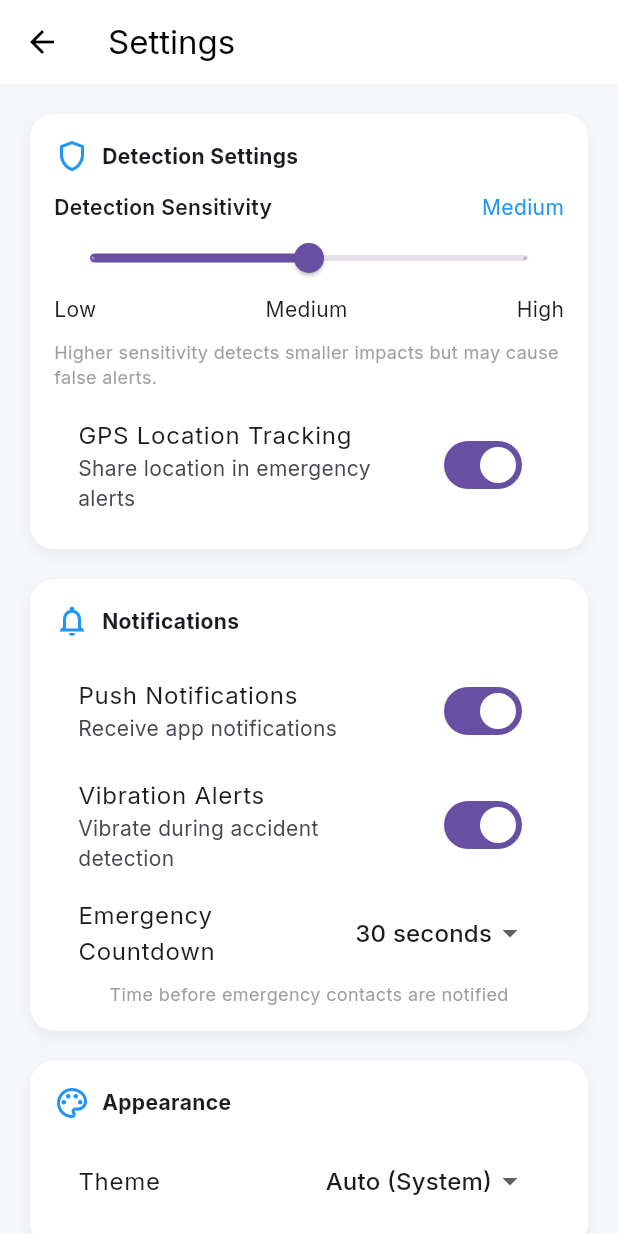
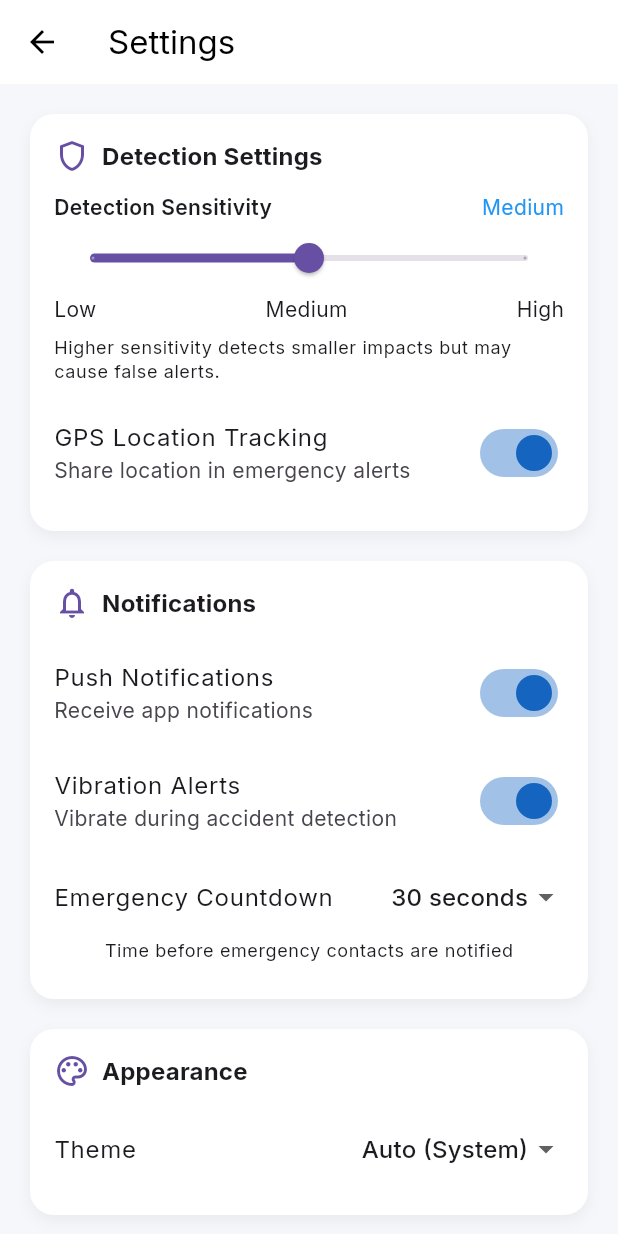
Before and after one commit to Sandun441/RideAway, a Flutter app: the screen it shows after launch, after a tap on "Sign In", after a tap on the "settings" icon, on a phone screen of 412 x 824 dp. Run offline on Flutter 3.47's test engine with Material 3 defaults, Android fonts, the phone set to English and light mode, and no system bars; our stand-ins replace firebase_auth, firebase_core, google_fonts; accounts and stored records are empty; network calls fail.

Commit message:
Setting Screen update
Light Mode And Dark Mode fix

```diff
--- a/rideaway/lib/core/theme/app_theme.dart
+++ b/rideaway/lib/core/theme/app_theme.dart
@@ -3,14 +3,51 @@ import 'package:google_fonts/google_fonts.dart';
 import '../constants/colors.dart';
 
 class AppTheme {
+  /// 🌞 LIGHT THEME
   static ThemeData lightTheme = ThemeData(
+    brightness: Brightness.light,
     primaryColor: AppColors.primary,
     scaffoldBackgroundColor: AppColors.background,
-    textTheme: GoogleFonts.interTextTheme(),
+    textTheme: GoogleFonts.interTextTheme(
+      ThemeData.light().textTheme,
+    ),
     appBarTheme: const AppBarTheme(
       elevation: 0,
       backgroundColor: Colors.white,
       foregroundColor: Colors.black,
+      iconTheme: IconThemeData(color: Colors.black),
+    ),
+    cardColor: Colors.white,
+    dividerColor: Colors.grey.shade300,
+    switchTheme: SwitchThemeData(
+      thumbColor: MaterialStateProperty.all(AppColors.primary),
+      trackColor: MaterialStateProperty.all(
+        AppColors.primary.withOpacity(0.4),
+      ),
+    ),
+  );
+
+  /// 🌙 DARK THEME
+  static ThemeData darkTheme = ThemeData(
+    brightness: Brightness.dark,
+    primaryColor: AppColors.primary,
+    scaffoldBackgroundColor: const Color(0xFF121212),
+    textTheme: GoogleFonts.interTextTheme(
+      ThemeData.dark().textTheme,
+    ),
+    appBarTheme: const AppBarTheme(
+      elevation: 0,
+      backgroundColor: Color(0xFF1E1E1E),
+      foregroundColor: Colors.white,
+      iconTheme: IconThemeData(color: Colors.white),
+    ),
+    cardColor: const Color(0xFF1E1E1E),
+    dividerColor: Colors.grey.shade700,
+    switchTheme: SwitchThemeData(
+      thumbColor: MaterialStateProperty.all(AppColors.primary),
+      trackColor: MaterialStateProperty.all(
+        AppColors.primary.withOpacity(0.5),
+      ),
     ),
   );
 }
--- a/rideaway/lib/main.dart
+++ b/rideaway/lib/main.dart
@@ -1,30 +1,37 @@
 import 'package:flutter/material.dart';
-import 'package:firebase_core/firebase_core.dart'; // Add this import
-import 'firebase_options.dart'; // Add this import (auto-generated)
+import 'package:firebase_core/firebase_core.dart';
+import 'package:firebase_auth/firebase_auth.dart';
+
+import 'firebase_options.dart';
 
 import 'core/theme/app_theme.dart';
 import 'routes/app_routes.dart';
 
-import 'screens/splash/splash_screen.dart';
-import 'screens/onboarding/onboarding_screen.dart';
 import 'screens/auth/login_screen.dart';
 import 'screens/home/home_screen.dart';
-import 'screens/accident/accident_detected_screen.dart';
-import 'screens/accident/alert_sent_screen.dart';
 import 'screens/contacts/contacts_screen.dart';
 import 'screens/settings/settings_screen.dart';
 import 'screens/history/ride_history_screen.dart';
 import 'screens/profile/profile_screen.dart';
+import 'screens/accident/accident_detected_screen.dart';
+import 'screens/accident/alert_sent_screen.dart';
 
-// Change main to async to support initialization
-void main() async {
-  // Ensure the framework is fully initialized
+/// 🌗 GLOBAL THEME CONTROLLER
+final ValueNotifier<ThemeMode> themeNotifier =
+    ValueNotifier<ThemeMode>(ThemeMode.system);
+
+Future<void> main() async {
   WidgetsFlutterBinding.ensureInitialized();
 
-  // Initialize Firebase with the correct platform options
   await Firebase.initializeApp(
     options: DefaultFirebaseOptions.currentPlatform,
   );
+
+  // ✅ ENSURE USER ALWAYS EXISTS
+  final auth = FirebaseAuth.instance;
+  if (auth.currentUser == null) {
+    await auth.signInAnonymously();
+  }
 
   runApp(const SmartRideApp());
 }
@@ -34,21 +41,31 @@ class SmartRideApp extends StatelessWidget {
 
   @override
   Widget build(BuildContext context) {
+    return ValueListenableBuilder<ThemeMode>(
+      valueListenable: themeNotifier,
+      builder: (context, themeMode, _) {
         return MaterialApp(
           debugShowCheckedModeBanner: false,
+
+          /// ✅ THEMES
           theme: AppTheme.lightTheme,
-      initialRoute: AppRoutes.splash,
+          darkTheme: AppTheme.darkTheme,
+          themeMode: themeMode,
+
+          /// ✅ SAFE START
+          home: const LoginScreen(),
+
+          /// ✅ ROUTES (USER ACTION ONLY)
           routes: {
-        AppRoutes.splash: (_) => const SplashScreen(),
-        AppRoutes.onboarding: (_) => const OnboardingScreen(),
-        AppRoutes.login: (_) => const LoginScreen(),
             AppRoutes.home: (_) => const HomeScreen(),
+            AppRoutes.contacts: (_) => const ContactsScreen(),
+            AppRoutes.settings: (_) => const SettingsScreen(),
+            AppRoutes.history: (_) => const RideHistoryScreen(),
+            AppRoutes.profile: (_) => const ProfileScreen(),
             AppRoutes.accident: (_) => const AccidentDetectedScreen(),
             AppRoutes.alertSent: (_) => const AlertSentScreen(),
-        AppRoutes.contacts: (_) => const ContactsScreen(),
-        AppRoutes.settings: (_) => const SettingsScreen(),
-        AppRoutes.profile: (_) => const ProfileScreen(),
-        AppRoutes.history: (_) => const RideHistoryScreen(),
+          },
+        );
       },
     );
   }
--- a/rideaway/lib/screens/settings/settings_screen.dart
+++ b/rideaway/lib/screens/settings/settings_screen.dart
@@ -1,4 +1,5 @@
 import 'package:flutter/material.dart';
+import '../../main.dart'; // for themeNotifier
 
 class SettingsScreen extends StatefulWidget {
   const SettingsScreen({super.key});
@@ -15,10 +16,14 @@ class _SettingsScreenState extends State<SettingsScreen> {
   String countdown = "30 seconds";
   String theme = "Auto (System)";
 
+  String get sensitivityLabel => ["Low", "Medium", "High"][sensitivity.toInt()];
+
   @override
   Widget build(BuildContext context) {
+    final themeData = Theme.of(context);
+
     return Scaffold(
-      backgroundColor: const Color(0xFFF5F7FA),
+      backgroundColor: themeData.scaffoldBackgroundColor,
       appBar: AppBar(
         title: const Text("Settings"),
         leading: IconButton(
@@ -32,18 +37,19 @@ class _SettingsScreenState extends State<SettingsScreen> {
           children: [
             /// Detection Settings
             _card(
+              context,
               title: "Detection Settings",
               icon: Icons.shield_outlined,
               child: Column(
                 crossAxisAlignment: CrossAxisAlignment.start,
                 children: [
-                  _rowTitle("Detection Sensitivity", "Medium"),
+                  _rowTitle(context, "Detection Sensitivity", sensitivityLabel),
                   Slider(
                     value: sensitivity,
                     min: 0,
                     max: 2,
                     divisions: 2,
-                    label: ["Low", "Medium", "High"][sensitivity.toInt()],
+                    label: sensitivityLabel,
                     onChanged: (value) {
                       setState(() => sensitivity = value);
                     },
@@ -56,13 +62,14 @@ class _SettingsScreenState extends State<SettingsScreen> {
                       Text("High"),
                     ],
                   ),
-                  const SizedBox(height: 10),
-                  const Text(
+                  const SizedBox(height: 8),
+                  Text(
                     "Higher sensitivity detects smaller impacts but may cause false alerts.",
-                    style: TextStyle(fontSize: 12, color: Colors.grey),
+                    style: themeData.textTheme.bodySmall,
                   ),
                   const SizedBox(height: 10),
                   _switchTile(
+                    context,
                     "GPS Location Tracking",
                     "Share location in emergency alerts",
                     gpsEnabled,
@@ -76,31 +83,39 @@ class _SettingsScreenState extends State<SettingsScreen> {
 
             /// Notifications
             _card(
+              context,
               title: "Notifications",
               icon: Icons.notifications_outlined,
               child: Column(
                 children: [
                   _switchTile(
+                    context,
                     "Push Notifications",
                     "Receive app notifications",
                     pushNotifications,
                     (val) => setState(() => pushNotifications = val),
                   ),
                   _switchTile(
+                    context,
                     "Vibration Alerts",
                     "Vibrate during accident detection",
                     vibrationAlerts,
                     (val) => setState(() => vibrationAlerts = val),
                   ),
                   _dropdownTile(
+                    context,
                     "Emergency Countdown",
                     countdown,
                     ["15 seconds", "30 seconds", "60 seconds"],
                     (val) => setState(() => countdown = val!),
                   ),
-                  const Text(
+                  Padding(
+                    padding:
+                        const EdgeInsets.only(left: 16, right: 16, bottom: 8),
+                    child: Text(
                       "Time before emergency contacts are notified",
-                    style: TextStyle(fontSize: 12, color: Colors.grey),
+                      style: themeData.textTheme.bodySmall,
+                    ),
                   ),
                 ],
               ),
@@ -110,13 +125,25 @@ class _SettingsScreenState extends State<SettingsScreen> {
 
             /// Appearance
             _card(
+              context,
               title: "Appearance",
               icon: Icons.palette_outlined,
               child: _dropdownTile(
+                context,
                 "Theme",
                 theme,
                 ["Auto (System)", "Light", "Dark"],
-                    (val) => setState(() => theme = val!),
+                (val) {
+                  setState(() => theme = val!);
+
+                  if (val == "Light") {
+                    themeNotifier.value = ThemeMode.light;
+                  } else if (val == "Dark") {
+                    themeNotifier.value = ThemeMode.dark;
+                  } else {
+                    themeNotifier.value = ThemeMode.system;
+                  }
+                },
               ),
             ),
 
@@ -124,6 +151,7 @@ class _SettingsScreenState extends State<SettingsScreen> {
 
             /// Privacy & Legal
             _card(
+              context,
               title: "Privacy & Legal",
               icon: Icons.privacy_tip_outlined,
               child: Column(
@@ -147,13 +175,18 @@ class _SettingsScreenState extends State<SettingsScreen> {
             const SizedBox(height: 30),
 
             /// Footer
-            const Column(
+            Column(
               children: [
-                Text("Smart Ride Safety",
-                    style: TextStyle(fontWeight: FontWeight.bold)),
-                SizedBox(height: 4),
-                Text("Version 1.2.3",
-                    style: TextStyle(fontSize: 12, color: Colors.grey)),
+                Text(
+                  "Smart Ride Safety",
+                  style: themeData.textTheme.titleMedium
+                      ?.copyWith(fontWeight: FontWeight.bold),
+                ),
+                const SizedBox(height: 4),
+                Text(
+                  "Version 1.2.3",
+                  style: themeData.textTheme.bodySmall,
+                ),
               ],
             ),
           ],
@@ -162,16 +195,19 @@ class _SettingsScreenState extends State<SettingsScreen> {
     );
   }
 
-  /// Reusable Card
-  Widget _card({
+  /// Card widget (THEME AWARE)
+  Widget _card(
+    BuildContext context, {
     required String title,
     required IconData icon,
     required Widget child,
   }) {
+    final themeData = Theme.of(context);
+
     return Container(
       padding: const EdgeInsets.all(16),
       decoration: BoxDecoration(
-        color: Colors.white,
+        color: themeData.cardColor,
         borderRadius: BorderRadius.circular(16),
         boxShadow: [
           BoxShadow(
@@ -186,10 +222,13 @@ class _SettingsScreenState extends State<SettingsScreen> {
         children: [
           Row(
             children: [
-              Icon(icon, color: Colors.blue),
+              Icon(icon, color: themeData.colorScheme.primary),
               const SizedBox(width: 8),
-              Text(title,
-                  style: const TextStyle(fontWeight: FontWeight.bold)),
+              Text(
+                title,
+                style: themeData.textTheme.titleMedium
+                    ?.copyWith(fontWeight: FontWeight.bold),
+              ),
             ],
           ),
           const SizedBox(height: 12),
@@ -199,23 +238,30 @@ class _SettingsScreenState extends State<SettingsScreen> {
     );
   }
 
-  Widget _rowTitle(String left, String right) {
+  Widget _rowTitle(BuildContext context, String left, String right) {
+    final themeData = Theme.of(context);
     return Row(
       mainAxisAlignment: MainAxisAlignment.spaceBetween,
       children: [
-        Text(left, style: const TextStyle(fontWeight: FontWeight.w600)),
-        Text(right, style: const TextStyle(color: Colors.blue)),
+        Text(left,
+            style: themeData.textTheme.bodyMedium
+                ?.copyWith(fontWeight: FontWeight.w600)),
+        Text(right,
+            style:
+                themeData.textTheme.bodyMedium?.copyWith(color: Colors.blue)),
       ],
     );
   }
 
   Widget _switchTile(
+    BuildContext context,
     String title,
     String subtitle,
     bool value,
     Function(bool) onChanged,
   ) {
     return SwitchListTile(
+      contentPadding: EdgeInsets.zero,
       title: Text(title),
       subtitle: Text(subtitle),
       value: value,
@@ -224,12 +270,14 @@ class _SettingsScreenState extends State<SettingsScreen> {
   }
 
   Widget _dropdownTile(
+    BuildContext context,
     String title,
     String value,
     List<String> items,
     Function(String?) onChanged,
   ) {
     return ListTile(
+      contentPadding: EdgeInsets.zero,
       title: Text(title),
       trailing: DropdownButton<String>(
         value: value,
```
Lines whose indentation alone changed are shown as unchanged.
